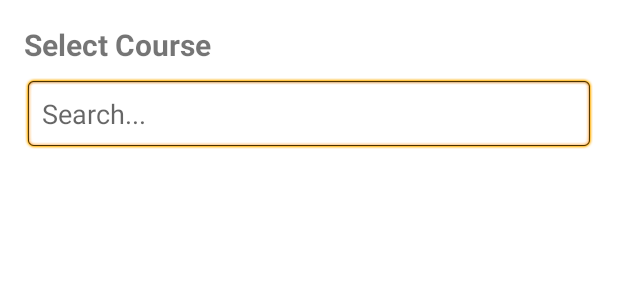
After one commit to Mohd-saqr/Patient-Helper, an Android app: the layout dialog_searchable_spinner.xml on its own in the app's theme, with its tools: preview values and no code run, on a phone screen of 412 x 824 dp. The commit adds this screen. Shown: the top 300 px of the screen. Run offline under Robolectric (Android 15) with nearby library versions, the phone set to English and light mode, and no system bars.

Commit message:
Search_Spinner

```diff
--- /dev/null
+++ b/app/src/main/res/drawable/ic_baseline_keyboard_arrow_down_24.xml
@@ -0,0 +1,5 @@
+<vector android:height="24dp" android:tint="#000000"
+    android:viewportHeight="24" android:viewportWidth="24"
+    android:width="24dp" xmlns:android="http://schemas.android.com/apk/res/android">
+    <path android:fillColor="@android:color/white" android:pathData="M7.41,8.59L12,13.17l4.59,-4.58L18,10l-6,6 -6,-6 1.41,-1.41z"/>
+</vector>
--- /dev/null
+++ b/app/src/main/res/layout/dialog_searchable_spinner.xml
@@ -0,0 +1,43 @@
+<?xml version="1.0" encoding="utf-8"?>
+
+<!-- Linear layout as parent layout-->
+<LinearLayout
+    xmlns:android="http://schemas.android.com/apk/res/android"
+    android:layout_width="match_parent"
+    android:layout_height="wrap_content"
+    android:orientation="vertical"
+    android:padding="16dp"
+    android:background="@android:color/white"
+    >
+
+    <!-- Text view to show the text Select course-->
+    <TextView
+        android:layout_width="wrap_content"
+        android:layout_height="wrap_content"
+        android:text="Select Course"
+        android:textSize="20sp"
+        android:textStyle="bold"
+        />
+
+    <!-- Edit text to allow user to type name
+        of item he/she wants to search-->
+    <EditText
+        android:layout_width="match_parent"
+        android:layout_height="wrap_content"
+        android:id="@+id/edit_text"
+        android:hint="Search..."
+        android:padding="12dp"
+        android:singleLine="true"
+        android:layout_marginTop="8dp"
+        android:layout_marginBottom="8dp"
+        android:background="@android:drawable/editbox_background"
+        />
+
+    <!-- List view to insert list of items-->
+    <ListView
+        android:layout_width="wrap_content"
+        android:layout_height="wrap_content"
+        android:id="@+id/list_view"
+        />
+
+</LinearLayout>
```
Also changed, not shown: app/src/main/java/com/patient/patienthelper/fragment/DrugsConflictsFragment.java (+160 -43 lines), app/src/main/res/layout/fragment_drugs_conflicts.xml (+30 -12 lines).
